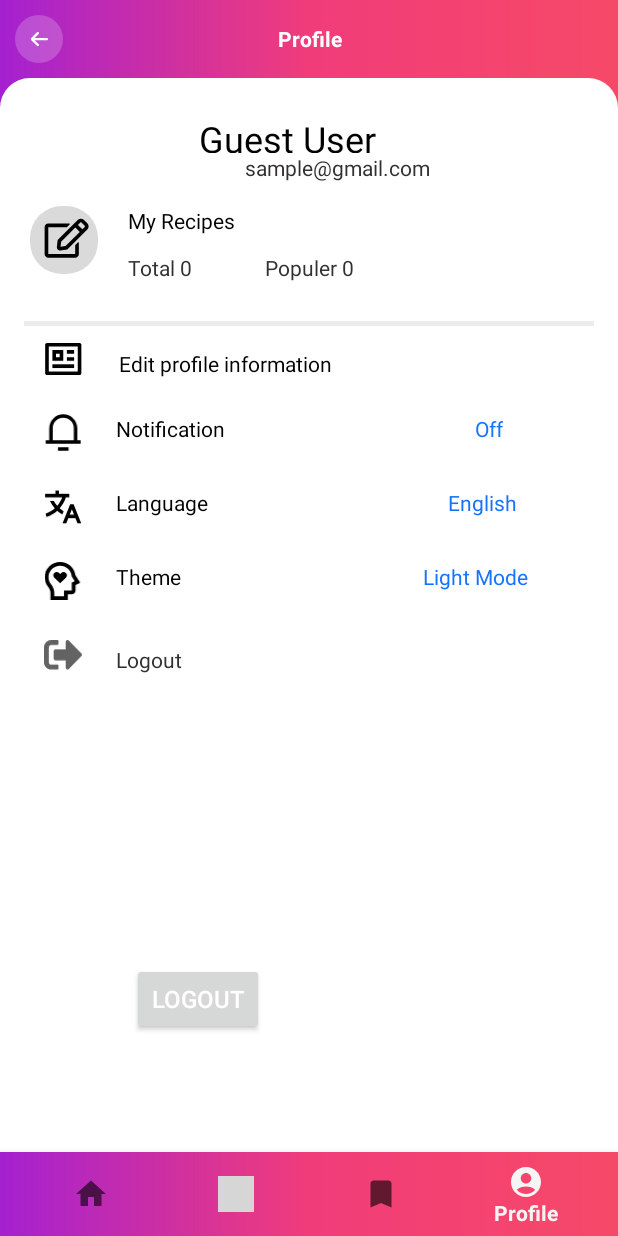
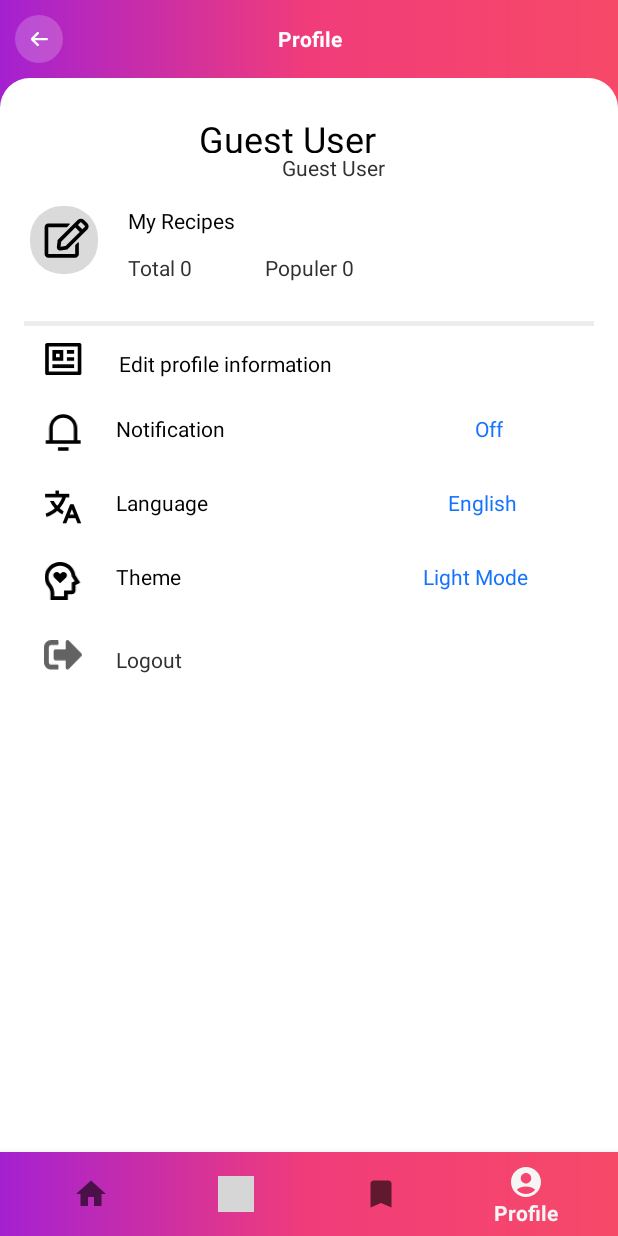
Before and after one commit to DilanSandaruwan/recipes-app, an Android app built with Jetpack Compose: the screen it shows after launch (MainActivity), item 4 of the bottom bar chosen, on a phone screen of 412 x 824 dp. Run offline under Robolectric (Android 15) with nearby library versions, the phone set to English and light mode, and no system bars; our stand-ins replace Dagger/Hilt's generated code, Firebase (no records; nobody signed in at launch, a user with empty details on screens opened directly), data binding, livedata-compose, navigation-ui and 1 more; libraries missing offline, so code that uses them is left out: com.firebase.ui; network calls fail; 3 statements that could not run were skipped; grey boxes are pictures that could not be loaded.

Commit message:
update logout button

```diff
--- a/app/src/main/java/com/gtp01/group01/android/recipesmobileapp/feature/my_profile/ProfileFragment.kt
+++ b/app/src/main/java/com/gtp01/group01/android/recipesmobileapp/feature/my_profile/ProfileFragment.kt
@@ -16,6 +16,7 @@ import com.google.firebase.auth.FirebaseAuth
 import com.google.firebase.auth.FirebaseUser
 import com.gtp01.group01.android.recipesmobileapp.R
 import com.gtp01.group01.android.recipesmobileapp.constant.AuthProviders
+import com.gtp01.group01.android.recipesmobileapp.constant.AuthProviders.providers
 import com.gtp01.group01.android.recipesmobileapp.constant.AuthUtils
 import com.gtp01.group01.android.recipesmobileapp.constant.ConstantRequestCode.MY_REQUEST_CODE
 import com.gtp01.group01.android.recipesmobileapp.databinding.FragmentProfileBinding
@@ -73,7 +74,20 @@ class ProfileFragment : Fragment() {
         viewUserDetails()
         binding.tvNotification
         // Sign-out from Firebase Authentication
-        binding.btnLogout.setOnClickListener {
+
+
+        binding.ivLogout.setOnClickListener {
+            logout()
+        }
+
+        binding.tvLogout.setOnClickListener {
+            logout()
+        }
+
+    }
+
+    private fun logout() {
+
         // Remove user ID from SharedPreferences
         localDataSource.deleteUserId()
         // Signout
@@ -85,7 +99,6 @@ class ProfileFragment : Fragment() {
             // Show a Toast on sign-out failure
             Toast.makeText(requireContext(), e.message, Toast.LENGTH_SHORT).show()
             Log.e("ProfileFragment", "Sign-out failed: ${e.message}")
-            }
         }
     }
 
@@ -100,12 +113,13 @@ class ProfileFragment : Fragment() {
             val userEmail = currentUser.email
             val userDisplayName = currentUser.displayName
             // Now 'username' contains the display name of the currently logged-in user
-            // You can set the username to your TextView or wherever you want to display it
             binding.usernameTextView.text = userDisplayName
+            binding.tvUserEmail.text = userEmail
             Log.d("ProfileFragment", "Username: $userDisplayName,$userEmail,$userId")
         } else {
             // Handle the case where no user is logged in
-            binding.usernameTextView.text = "Guest User" // Placeholder text for the username
+            binding.usernameTextView.text = getString(R.string.guest_user) // Placeholder text for the username
+            binding.tvUserEmail.text=getString(R.string.guest_user)
             // Example:
             Toast.makeText(
                 requireContext(), "Please log in to view your profile", Toast.LENGTH_SHORT
--- a/app/src/main/res/layout/fragment_profile.xml
+++ b/app/src/main/res/layout/fragment_profile.xml
@@ -94,36 +94,22 @@
                         android:layout_marginStart="16dp"
                         android:layout_marginTop="8dp"
                         android:layout_marginEnd="16dp"
-                        android:hint="@string/username_placeholder"
+                        android:hint="@string/guest_user"
                         android:textColor="@color/black"
                         android:textSize="@dimen/_24dp"
                         app:endIconMode="clear_text"
                         app:hintTextColor="@color/black"
-                        app:layout_constraintBottom_toTopOf="@+id/btnLogout"
                         app:layout_constraintEnd_toEndOf="parent"
                         app:layout_constraintHorizontal_bias="0.644"
                         app:layout_constraintStart_toStartOf="parent"
-                        app:layout_constraintTop_toTopOf="parent"
-                        app:layout_constraintVertical_bias="0.0" />
-
-                    <Button
-                        android:id="@+id/btnLogout"
-                        android:layout_width="wrap_content"
-                        android:layout_height="wrap_content"
-                        android:layout_alignParentBottom="true"
-                        android:layout_marginEnd="220dp"
-                        android:layout_marginBottom="52dp"
-                        android:text="@string/logout"
-                        android:textColor="@color/white"
-                        android:textSize="16sp"
-                        app:layout_constraintBottom_toBottomOf="parent"
-                        app:layout_constraintEnd_toEndOf="parent" />
+                        app:layout_constraintTop_toTopOf="parent" />
 
                     <TextView
                         android:id="@+id/tvUserEmail"
                         android:layout_width="wrap_content"
                         android:layout_height="wrap_content"
                         android:text="@string/sample_gmail_com"
+                        android:hint="@string/guest_user"
                         android:textColor="@color/profileTextBlack"
                         app:layout_constraintEnd_toEndOf="@+id/usernameTextView"
                         app:layout_constraintHorizontal_bias="0.448"
--- a/app/src/main/res/values/strings.xml
+++ b/app/src/main/res/values/strings.xml
@@ -120,4 +120,5 @@
     <string name="off">Off</string>
     <string name="english">English</string>
     <string name="light_mode">Light Mode</string>
+    <string name="guest_user">Guest User</string>
 </resources>
```
Lines whose indentation alone changed are shown as unchanged.
